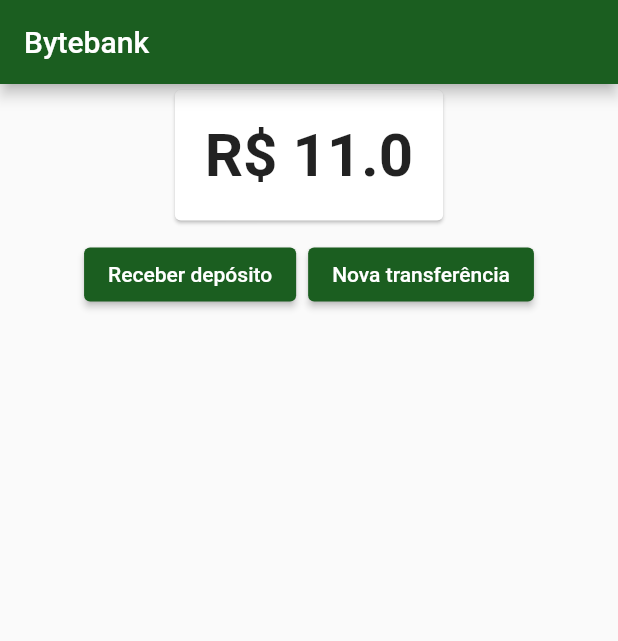
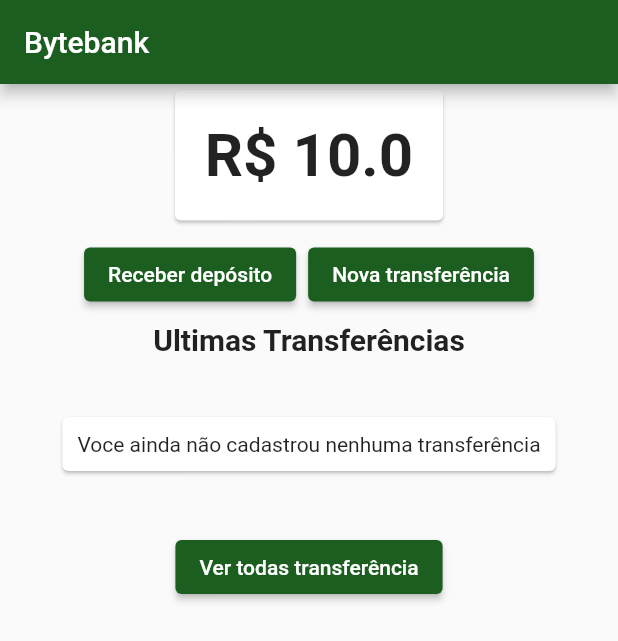
Before and after one commit to KaicMelo/flutter_gerenciamento_estado, a Flutter app: the screen it shows after launch, on a phone screen of 412 x 824 dp. Shown: the top 641 px of the screen. Run offline on Flutter 3.47's test engine with Material 2 defaults, Android fonts, the phone set to English and light mode, and no system bars.

```diff
--- /dev/null
+++ b/lib/models/transferencias.dart
@@ -0,0 +1,13 @@
+import 'package:flutter/material.dart';
+import 'package:flutter_gerenciamento_estado/models/transferencia.dart';
+
+class Transferencias extends ChangeNotifier {
+  final List<Transferencia> _transferencias = [];
+
+  List<Transferencia> get transferencias => _transferencias;
+
+  adiciona(Transferencia novaTransferencia) {
+    transferencias.add(novaTransferencia);
+    notifyListeners();
+  }
+}
--- a/lib/screens/dashboard/dashboard.dart
+++ b/lib/screens/dashboard/dashboard.dart
@@ -1,9 +1,8 @@
 import 'package:flutter/material.dart';
-import 'package:flutter_gerenciamento_estado/models/saldo.dart';
 import 'package:flutter_gerenciamento_estado/screens/dashboard/saldo.dart';
 import 'package:flutter_gerenciamento_estado/screens/deposito/formulario.dart';
 import 'package:flutter_gerenciamento_estado/screens/transferencia/formulario.dart';
-import 'package:provider/provider.dart';
+import 'package:flutter_gerenciamento_estado/screens/transferencia/ultimas.dart';
 
 class Dashboard extends StatelessWidget {
   const Dashboard({Key? key}) : super(key: key);
@@ -34,7 +33,8 @@ class Dashboard extends StatelessWidget {
                     builder: (context) => FormularioTransferencia()));
               }, child: Text('Nova transferência'))
             ],
-          )
+          ),
+          UltimasTransferencias()
         ]));
   }
 }
--- /dev/null
+++ b/lib/screens/transferencia/ultimas.dart
@@ -0,0 +1,63 @@
+import 'package:flutter/material.dart';
+import 'package:flutter_gerenciamento_estado/models/transferencias.dart';
+import 'package:flutter_gerenciamento_estado/screens/transferencia/lista.dart';
+import 'package:provider/provider.dart';
+
+final _titulo = "Ultimas Transferências";
+
+class UltimasTransferencias extends StatelessWidget {
+  @override
+  Widget build(BuildContext context) {
+    return Column(
+      children: [
+        Text(
+          _titulo,
+          style: TextStyle(
+            fontWeight: FontWeight.bold,
+            fontSize: 20,
+          ),
+        ),
+        Consumer<Transferencias>(builder: (context, transferencias, child) {
+          final _ultimasTransferencias =
+              transferencias.transferencias.reversed.toList();
+          final _quantidade = transferencias.transferencias.length;
+          int tamanho = 2;
+
+          if(_quantidade == 0 ) return SemTransferenciaCadastrada();
+
+          if (_quantidade < 2) tamanho = _quantidade;
+
+          return ListView.builder(
+              padding: const EdgeInsets.all(8),
+              itemCount: tamanho,
+              shrinkWrap: true,
+              itemBuilder: (context, indice) {
+                return ItemTransferencia(_ultimasTransferencias[indice]);
+              });
+        }),
+        ElevatedButton(
+            onPressed: () {
+              Navigator.of(context).push(MaterialPageRoute(
+                  builder: (context) => ListaTransferencias()));
+            },
+            child: Text('Ver todas transferência'))
+      ],
+    );
+  }
+}
+
+class SemTransferenciaCadastrada extends StatelessWidget {
+  @override
+  Widget build(BuildContext context) {
+    return Card(
+      margin: EdgeInsets.all(40),
+      child: Padding(
+        padding: EdgeInsets.all(10),
+        child: Text(
+          'Voce ainda não cadastrou nenhuma transferência',
+          textAlign: TextAlign.center,
+        ),
+      ),
+    );
+  }
+}
```
Also changed, not shown: lib/main.dart (+8 -3 lines), lib/models/transferencia.dart (+6 -3 lines), lib/screens/transferencia/formulario.dart (+26 -11 lines), lib/screens/transferencia/lista.dart (+15 -26 lines).
